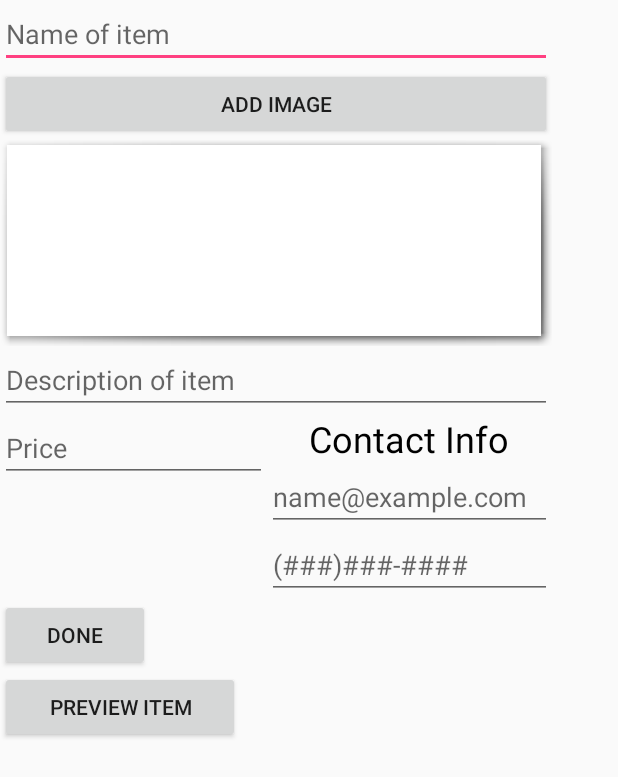
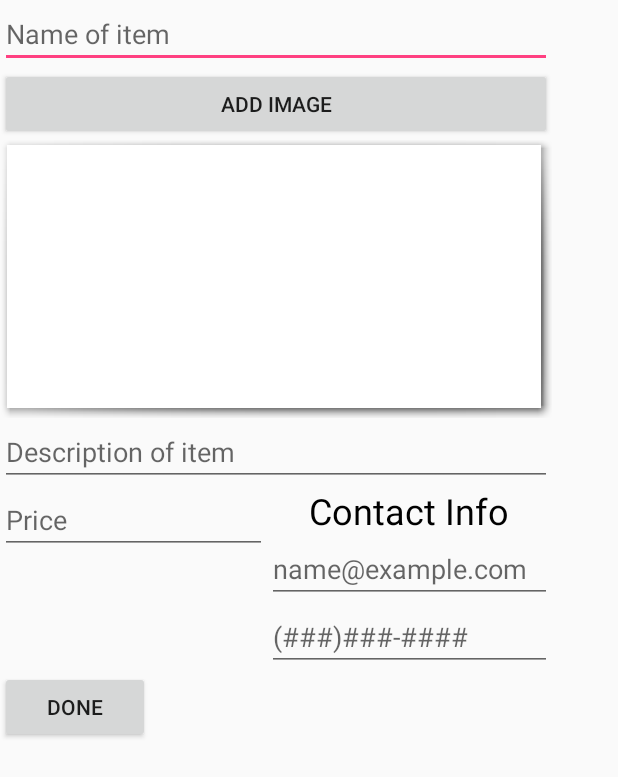
Before and after one commit to Vincenth421/MarketplaceApp, an Android app: the AddOfferActivity screen opened directly, with no data from a screen before it, on a phone screen of 412 x 824 dp. Shown: the top 777 px of the screen. Run offline under Robolectric (Android 15) with nearby library versions, the phone set to English and light mode, and no system bars.

Commit message:
added firebase and removed preview item button

```diff
--- a/app/build.gradle
+++ b/app/build.gradle
@@ -26,5 +26,9 @@ dependencies {
     })
     compile 'com.android.support:appcompat-v7:25.3.1'
     compile 'com.android.support.constraint:constraint-layout:1.0.2'
+    compile 'com.google.firebase:firebase-database:10.0.1'
     testCompile 'junit:junit:4.12'
 }
+
+
+apply plugin: 'com.google.gms.google-services'
--- a/app/src/main/res/layout/activity_add_offer.xml
+++ b/app/src/main/res/layout/activity_add_offer.xml
@@ -103,12 +103,6 @@
             android:onClick="confirmOrder"
             android:text="Done" />
 
-        <Button
-            android:id="@+id/button4"
-            android:layout_width="160dp"
-            android:layout_height="wrap_content"
-            android:text="Preview item" />
-
     </LinearLayout>
 
 </android.support.constraint.ConstraintLayout>
--- a/build.gradle
+++ b/build.gradle
@@ -9,6 +9,7 @@ buildscript {
 
         // NOTE: Do not place your application dependencies here; they belong
         // in the individual module build.gradle files
+        classpath 'com.google.gms:google-services:3.0.0'
     }
 }
 
```
Also changed, not shown: 1 other file.
